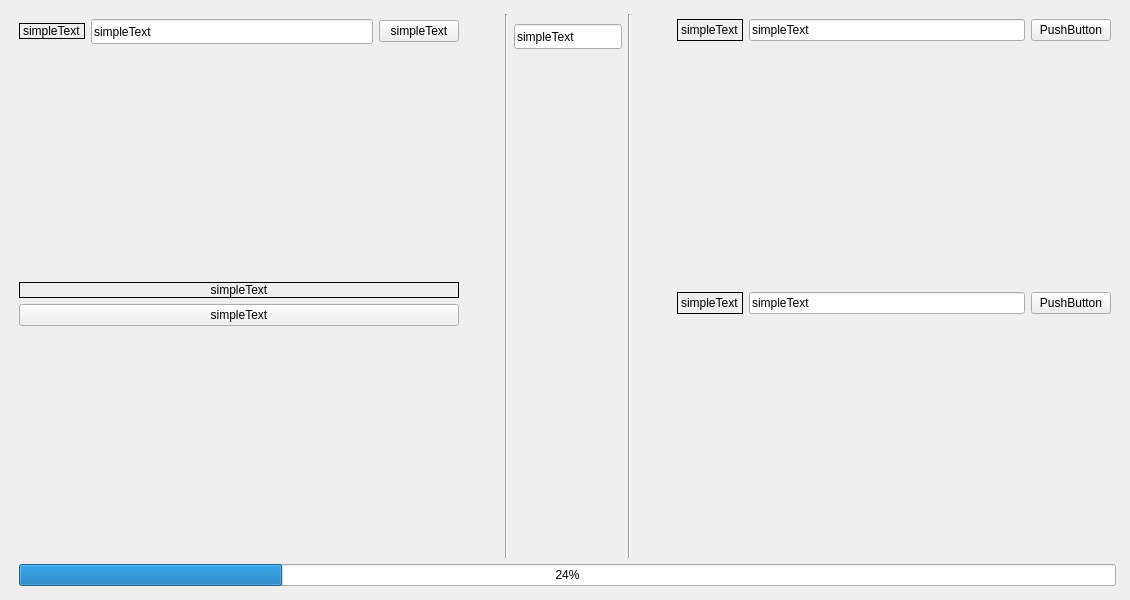
Before: the Qt Designer form MainWindow.ui in VecrouN/lab_3, drawn with Qt 5.
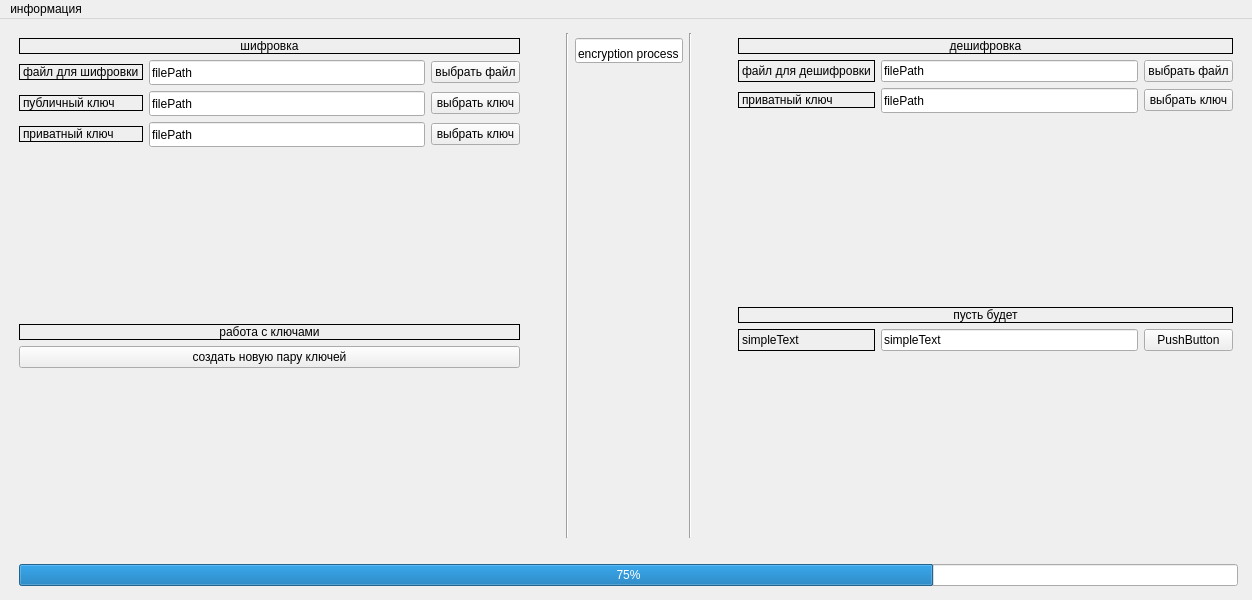
After: the same form once the commit is applied.

```diff
--- a/MainWindow.ui
+++ b/MainWindow.ui
@@ -6,13 +6,13 @@
    <rect>
     <x>0</x>
     <y>0</y>
-    <width>1130</width>
+    <width>1252</width>
     <height>600</height>
    </rect>
   </property>
   <property name="minimumSize">
    <size>
-    <width>1130</width>
+    <width>1252</width>
     <height>600</height>
    </size>
   </property>
@@ -21,6 +21,70 @@
   </property>
   <widget class="QWidget" name="centralwidget">
    <layout class="QGridLayout" name="gridLayout_3">
+    <item row="1" column="2">
+     <spacer name="rightGorizontalSpacer">
+      <property name="orientation">
+       <enum>Qt::Horizontal</enum>
+      </property>
+      <property name="sizeType">
+       <enum>QSizePolicy::Fixed</enum>
+      </property>
+      <property name="sizeHint" stdset="0">
+       <size>
+        <width>5</width>
+        <height>20</height>
+       </size>
+      </property>
+     </spacer>
+    </item>
+    <item row="1" column="0">
+     <spacer name="leftHorizontalSpacer">
+      <property name="orientation">
+       <enum>Qt::Horizontal</enum>
+      </property>
+      <property name="sizeType">
+       <enum>QSizePolicy::Fixed</enum>
+      </property>
+      <property name="sizeHint" stdset="0">
+       <size>
+        <width>5</width>
+        <height>20</height>
+       </size>
+      </property>
+     </spacer>
+    </item>
+    <item row="2" column="1">
+     <spacer name="bottomVerticalSpacer">
+      <property name="orientation">
+       <enum>Qt::Vertical</enum>
+      </property>
+      <property name="sizeType">
+       <enum>QSizePolicy::Fixed</enum>
+      </property>
+      <property name="sizeHint" stdset="0">
+       <size>
+        <width>500</width>
+        <height>5</height>
+       </size>
+      </property>
+     </spacer>
+    </item>
+    <item row="0" column="1">
+     <spacer name="topVerticalSpacer">
+      <property name="orientation">
+       <enum>Qt::Vertical</enum>
+      </property>
+      <property name="sizeType">
+       <enum>QSizePolicy::Fixed</enum>
+      </property>
+      <property name="sizeHint" stdset="0">
+       <size>
+        <width>500</width>
+        <height>5</height>
+       </size>
+      </property>
+     </spacer>
+    </item>
     <item row="1" column="1">
      <layout class="QGridLayout" name="mainGridLayout">
       <item row="2" column="2">
@@ -31,22 +95,112 @@
        </widget>
       </item>
       <item row="2" column="5">
-       <layout class="QGridLayout" name="gridLayout_2">
-        <item row="1" column="3">
-         <widget class="QPushButton" name="pushButton">
-          <property name="text">
-           <string>PushButton</string>
-          </property>
-         </widget>
-        </item>
-        <item row="3" column="3">
+       <layout class="QGridLayout" name="decruptGridLayout">
+        <item row="8" column="3">
          <widget class="QPushButton" name="pushButton_4">
           <property name="text">
            <string>PushButton</string>
           </property>
          </widget>
         </item>
-        <item row="1" column="0">
+        <item row="4" column="3">
+         <widget class="QPushButton" name="pushButton_6">
+          <property name="text">
+           <string>выбрать ключ</string>
+          </property>
+         </widget>
+        </item>
+        <item row="2" column="3">
+         <widget class="QPushButton" name="pushButton">
+          <property name="text">
+           <string>выбрать файл</string>
+          </property>
+         </widget>
+        </item>
+        <item row="7" column="1" colspan="3">
+         <widget class="QLabel" name="label_7">
+          <property name="font">
+           <font>
+            <kerning>true</kerning>
+           </font>
+          </property>
+          <property name="layoutDirection">
+           <enum>Qt::LeftToRight</enum>
+          </property>
+          <property name="autoFillBackground">
+           <bool>false</bool>
+          </property>
+          <property name="styleSheet">
+           <string notr="true">color: rgb(0, 0, 0);
+border-color: rgb(0, 0, 0);
+border-style: solid;
+border-width: 1px;
+border-color: black;</string>
+          </property>
+          <property name="text">
+           <string>пусть будет</string>
+          </property>
+          <property name="alignment">
+           <set>Qt::AlignCenter</set>
+          </property>
+         </widget>
+        </item>
+        <item row="4" column="2">
+         <widget class="QLineEdit" name="lineEdit_6">
+          <property name="minimumSize">
+           <size>
+            <width>0</width>
+            <height>25</height>
+           </size>
+          </property>
+          <property name="text">
+           <string>filePath</string>
+          </property>
+          <property name="readOnly">
+           <bool>true</bool>
+          </property>
+         </widget>
+        </item>
+        <item row="2" column="2">
+         <widget class="QLineEdit" name="lineEdit_2">
+          <property name="text">
+           <string>filePath</string>
+          </property>
+          <property name="readOnly">
+           <bool>true</bool>
+          </property>
+         </widget>
+        </item>
+        <item row="8" column="4">
+         <spacer name="horizontalSpacer_10">
+          <property name="orientation">
+           <enum>Qt::Horizontal</enum>
+          </property>
+          <property name="sizeType">
+           <enum>QSizePolicy::Fixed</enum>
+          </property>
+          <property name="sizeHint" stdset="0">
+           <size>
+            <width>5</width>
+            <height>20</height>
+           </size>
+          </property>
+         </spacer>
+        </item>
+        <item row="6" column="1" colspan="3">
+         <spacer name="verticalSpacer_4">
+          <property name="orientation">
+           <enum>Qt::Vertical</enum>
+          </property>
+          <property name="sizeHint" stdset="0">
+           <size>
+            <width>20</width>
+            <height>40</height>
+           </size>
+          </property>
+         </spacer>
+        </item>
+        <item row="2" column="0">
          <spacer name="horizontalSpacer_6">
           <property name="orientation">
            <enum>Qt::Horizontal</enum>
@@ -62,44 +216,7 @@
           </property>
          </spacer>
         </item>
-        <item row="4" column="1" colspan="3">
-         <spacer name="verticalSpacer_2">
-          <property name="orientation">
-           <enum>Qt::Vertical</enum>
-          </property>
-          <property name="sizeHint" stdset="0">
-           <size>
-            <width>20</width>
-            <height>40</height>
-           </size>
-          </property>
-         </spacer>
-        </item>
-        <item row="3" column="1">
-         <widget class="QLabel" name="label_3">
-          <property name="styleSheet">
-           <string notr="true">color: rgb(0, 0, 0);
-border-color: rgb(0, 0, 0);
-border-style: solid;
-border-width: 1px;
-border-color: black;</string>
-          </property>
-          <property name="text">
-           <string>simpleText</string>
-          </property>
-         </widget>
-        </item>
-        <item row="3" column="2">
-         <widget class="QLineEdit" name="lineEdit_5">
-          <property name="text">
-           <string>simpleText</string>
-          </property>
-          <property name="readOnly">
-           <bool>true</bool>
-          </property>
-         </widget>
-        </item>
-        <item row="1" column="1">
+        <item row="2" column="1">
          <widget class="QLabel" name="label_2">
           <property name="styleSheet">
            <string notr="true">color: rgb(0, 0, 0);
@@ -109,31 +226,31 @@
 border-color: black;</string>
           </property>
           <property name="text">
-           <string>simpleText</string>
+           <string>файл для дешифровки</string>
           </property>
          </widget>
         </item>
-        <item row="2" column="1" colspan="3">
-         <spacer name="verticalSpacer_4">
-          <property name="orientation">
-           <enum>Qt::Vertical</enum>
-          </property>
-          <property name="sizeHint" stdset="0">
-           <size>
-            <width>20</width>
-            <height>40</height>
-           </size>
-          </property>
-         </spacer>
-        </item>
-        <item row="1" column="2">
-         <widget class="QLineEdit" name="lineEdit_2">
-          <property name="text">
-           <string>simpleText</string>
-          </property>
-          <property name="readOnly">
+        <item row="4" column="1">
+         <widget class="QLabel" name="label_9">
+          <property name="enabled">
            <bool>true</bool>
           </property>
+          <property name="sizePolicy">
+           <sizepolicy hsizetype="Preferred" vsizetype="Fixed">
+            <horstretch>0</horstretch>
+            <verstretch>0</verstretch>
+           </sizepolicy>
+          </property>
+          <property name="styleSheet">
+           <string notr="true">color: rgb(0, 0, 0);
+border-color: rgb(0, 0, 0);
+border-style: solid;
+border-width: 1px;
+border-color: black;</string>
+          </property>
+          <property name="text">
+           <string>приватный ключ</string>
+          </property>
          </widget>
         </item>
         <item row="0" column="1" colspan="3">
@@ -152,31 +269,73 @@
           </property>
          </spacer>
         </item>
-        <item row="3" column="4">
-         <spacer name="horizontalSpacer_10">
+        <item row="8" column="1">
+         <widget class="QLabel" name="label_3">
+          <property name="styleSheet">
+           <string notr="true">color: rgb(0, 0, 0);
+border-color: rgb(0, 0, 0);
+border-style: solid;
+border-width: 1px;
+border-color: black;</string>
+          </property>
+          <property name="text">
+           <string>simpleText</string>
+          </property>
+         </widget>
+        </item>
+        <item row="8" column="2">
+         <widget class="QLineEdit" name="lineEdit_5">
+          <property name="text">
+           <string>simpleText</string>
+          </property>
+          <property name="readOnly">
+           <bool>true</bool>
+          </property>
+         </widget>
+        </item>
+        <item row="1" column="1" colspan="3">
+         <widget class="QLabel" name="label_6">
+          <property name="font">
+           <font>
+            <kerning>true</kerning>
+           </font>
+          </property>
+          <property name="layoutDirection">
+           <enum>Qt::LeftToRight</enum>
+          </property>
+          <property name="autoFillBackground">
+           <bool>false</bool>
+          </property>
+          <property name="styleSheet">
+           <string notr="true">color: rgb(0, 0, 0);
+border-color: rgb(0, 0, 0);
+border-style: solid;
+border-width: 1px;
+border-color: black;</string>
+          </property>
+          <property name="text">
+           <string>дешифровка</string>
+          </property>
+          <property name="alignment">
+           <set>Qt::AlignCenter</set>
+          </property>
+         </widget>
+        </item>
+        <item row="9" column="1" colspan="3">
+         <spacer name="verticalSpacer_2">
           <property name="orientation">
-           <enum>Qt::Horizontal</enum>
-          </property>
-          <property name="sizeType">
-           <enum>QSizePolicy::Fixed</enum>
+           <enum>Qt::Vertical</enum>
           </property>
           <property name="sizeHint" stdset="0">
            <size>
-            <width>5</width>
-            <height>20</height>
+            <width>20</width>
+            <height>40</height>
            </size>
           </property>
          </spacer>
         </item>
        </layout>
       </item>
-      <item row="4" column="1" colspan="5">
-       <widget class="QProgressBar" name="progressBar">
-        <property name="value">
-         <number>24</number>
-        </property>
-       </widget>
-      </item>
       <item row="2" column="3">
        <layout class="QGridLayout" name="statusGridLayout">
         <item row="0" column="0">
@@ -190,7 +349,7 @@
           <property name="sizeHint" stdset="0">
            <size>
             <width>5</width>
-            <height>10</height>
+            <height>5</height>
            </size>
           </property>
          </spacer>
@@ -210,7 +369,10 @@
            </size>
           </property>
           <property name="text">
-           <string>simpleText</string>
+           <string>encryption process</string>
+          </property>
+          <property name="alignment">
+           <set>Qt::AlignBottom|Qt::AlignHCenter</set>
           </property>
           <property name="readOnly">
            <bool>true</bool>
@@ -218,17 +380,14 @@
          </widget>
         </item>
         <item row="2" column="0">
-         <spacer name="horizontalSpacer_4">
+         <spacer name="verticalSpacer_5">
           <property name="orientation">
            <enum>Qt::Vertical</enum>
           </property>
-          <property name="sizeType">
-           <enum>QSizePolicy::Expanding</enum>
-          </property>
           <property name="sizeHint" stdset="0">
            <size>
-            <width>50</width>
-            <height>500</height>
+            <width>20</width>
+            <height>40</height>
            </size>
           </property>
          </spacer>
@@ -242,150 +401,17 @@
         </property>
        </widget>
       </item>
-      <item row="2" column="1">
-       <layout class="QGridLayout" name="gridLayout">
-        <item row="1" column="1">
-         <widget class="QLineEdit" name="lineEdit">
-          <property name="minimumSize">
-           <size>
-            <width>0</width>
-            <height>25</height>
-           </size>
-          </property>
-          <property name="text">
-           <string>simpleText</string>
-          </property>
-          <property name="readOnly">
-           <bool>true</bool>
-          </property>
-         </widget>
-        </item>
-        <item row="0" column="0" colspan="3">
-         <spacer name="horizontalSpacer">
-          <property name="orientation">
-           <enum>Qt::Vertical</enum>
-          </property>
-          <property name="sizeType">
-           <enum>QSizePolicy::Fixed</enum>
-          </property>
-          <property name="sizeHint" stdset="0">
-           <size>
-            <width>20</width>
-            <height>5</height>
-           </size>
-          </property>
-         </spacer>
-        </item>
-        <item row="2" column="0" colspan="3">
-         <spacer name="verticalSpacer_3">
-          <property name="orientation">
-           <enum>Qt::Vertical</enum>
-          </property>
-          <property name="sizeHint" stdset="0">
-           <size>
-            <width>20</width>
-            <height>10</height>
-           </size>
-          </property>
-         </spacer>
-        </item>
-        <item row="3" column="0" colspan="3">
-         <widget class="QLabel" name="label_4">
-          <property name="font">
-           <font>
-            <kerning>true</kerning>
-           </font>
-          </property>
-          <property name="layoutDirection">
-           <enum>Qt::LeftToRight</enum>
-          </property>
-          <property name="autoFillBackground">
-           <bool>false</bool>
-          </property>
-          <property name="styleSheet">
-           <string notr="true">color: rgb(0, 0, 0);
-border-color: rgb(0, 0, 0);
-border-style: solid;
-border-width: 1px;
-border-color: black;</string>
-          </property>
-          <property name="text">
-           <string>simpleText</string>
-          </property>
-          <property name="alignment">
-           <set>Qt::AlignCenter</set>
-          </property>
-         </widget>
-        </item>
-        <item row="1" column="2">
-         <widget class="QPushButton" name="pushButton_2">
-          <property name="text">
-           <string>simpleText</string>
-          </property>
-         </widget>
-        </item>
-        <item row="5" column="1" colspan="2">
-         <spacer name="verticalSpacer">
-          <property name="orientation">
-           <enum>Qt::Vertical</enum>
-          </property>
-          <property name="sizeHint" stdset="0">
-           <size>
-            <width>20</width>
-            <height>40</height>
-           </size>
-          </property>
-         </spacer>
-        </item>
-        <item row="1" column="0">
-         <widget class="QLabel" name="label">
-          <property name="enabled">
-           <bool>true</bool>
-          </property>
-          <property name="sizePolicy">
-           <sizepolicy hsizetype="Preferred" vsizetype="Fixed">
-            <horstretch>0</horstretch>
-            <verstretch>0</verstretch>
-           </sizepolicy>
-          </property>
-          <property name="styleSheet">
-           <string notr="true">color: rgb(0, 0, 0);
-border-color: rgb(0, 0, 0);
-border-style: solid;
-border-width: 1px;
-border-color: black;</string>
-          </property>
-          <property name="text">
-           <string>simpleText</string>
-          </property>
-         </widget>
-        </item>
-        <item row="4" column="0" colspan="3">
-         <widget class="QPushButton" name="pushButton_3">
-          <property name="text">
-           <string>simpleText</string>
-          </property>
-         </widget>
-        </item>
-        <item row="1" column="3">
-         <spacer name="horizontalSpacer_7">
-          <property name="orientation">
-           <enum>Qt::Horizontal</enum>
-          </property>
-          <property name="sizeType">
-           <enum>QSizePolicy::Fixed</enum>
-          </property>
-          <property name="sizeHint" stdset="0">
-           <size>
-            <width>40</width>
-            <height>20</height>
-           </size>
-          </property>
-         </spacer>
-        </item>
-       </layout>
+      <item row="4" column="1" colspan="5">
+       <widget class="QProgressBar" name="progressBar">
+        <property name="value">
+         <number>75</number>
+        </property>
+        <property name="orientation">
+         <enum>Qt::Horizontal</enum>
+        </property>
+       </widget>
       </item>
-      <item row="2" column="0">
+      <item row="3" column="0">
        <spacer name="horizontalSpacer_11">
         <property name="orientation">
          <enum>Qt::Horizontal</enum>
@@ -401,74 +427,301 @@
         </property>
        </spacer>
       </item>
+      <item row="2" column="1">
+       <layout class="QGridLayout" name="encryptGridLayout">
+        <item row="10" column="0" colspan="3">
+         <widget class="QLabel" name="label_4">
+          <property name="font">
+           <font>
+            <kerning>true</kerning>
+           </font>
+          </property>
+          <property name="layoutDirection">
+           <enum>Qt::LeftToRight</enum>
+          </property>
+          <property name="autoFillBackground">
+           <bool>false</bool>
+          </property>
+          <property name="styleSheet">
+           <string notr="true">color: rgb(0, 0, 0);
+border-color: rgb(0, 0, 0);
+border-style: solid;
+border-width: 1px;
+border-color: black;</string>
+          </property>
+          <property name="text">
+           <string>работа с ключами</string>
+          </property>
+          <property name="alignment">
+           <set>Qt::AlignCenter</set>
+          </property>
+         </widget>
+        </item>
+        <item row="4" column="2">
+         <widget class="QPushButton" name="pushButton_5">
+          <property name="text">
+           <string>выбрать ключ</string>
+          </property>
+         </widget>
+        </item>
+        <item row="4" column="1">
+         <widget class="QLineEdit" name="lineEdit_4">
+          <property name="minimumSize">
+           <size>
+            <width>0</width>
+            <height>25</height>
+           </size>
+          </property>
+          <property name="text">
+           <string>filePath</string>
+          </property>
+          <property name="readOnly">
+           <bool>true</bool>
+          </property>
+         </widget>
+        </item>
+        <item row="2" column="0">
+         <widget class="QLabel" name="label">
+          <property name="enabled">
+           <bool>true</bool>
+          </property>
+          <property name="sizePolicy">
+           <sizepolicy hsizetype="Preferred" vsizetype="Fixed">
+            <horstretch>0</horstretch>
+            <verstretch>0</verstretch>
+           </sizepolicy>
+          </property>
+          <property name="styleSheet">
+           <string notr="true">color: rgb(0, 0, 0);
+border-color: rgb(0, 0, 0);
+border-style: solid;
+border-width: 1px;
+border-color: black;</string>
+          </property>
+          <property name="text">
+           <string>файл для шифровки</string>
+          </property>
+         </widget>
+        </item>
+        <item row="0" column="0" colspan="3">
+         <spacer name="horizontalSpacer">
+          <property name="orientation">
+           <enum>Qt::Vertical</enum>
+          </property>
+          <property name="sizeType">
+           <enum>QSizePolicy::Fixed</enum>
+          </property>
+          <property name="sizeHint" stdset="0">
+           <size>
+            <width>20</width>
+            <height>5</height>
+           </size>
+          </property>
+         </spacer>
+        </item>
+        <item row="12" column="1" colspan="2">
+         <spacer name="verticalSpacer">
+          <property name="orientation">
+           <enum>Qt::Vertical</enum>
+          </property>
+          <property name="sizeHint" stdset="0">
+           <size>
+            <width>20</width>
+            <height>40</height>
+           </size>
+          </property>
+         </spacer>
+        </item>
+        <item row="1" column="0" colspan="3">
+         <widget class="QLabel" name="label_5">
+          <property name="font">
+           <font>
+            <kerning>true</kerning>
+           </font>
+          </property>
+          <property name="layoutDirection">
+           <enum>Qt::LeftToRight</enum>
+          </property>
+          <property name="autoFillBackground">
+           <bool>false</bool>
+          </property>
+          <property name="styleSheet">
+           <string notr="true">color: rgb(0, 0, 0);
+border-color: rgb(0, 0, 0);
+border-style: solid;
+border-width: 1px;
+border-color: black;</string>
+          </property>
+          <property name="text">
+           <string>шифровка</string>
+          </property>
+          <property name="alignment">
+           <set>Qt::AlignCenter</set>
+          </property>
+         </widget>
+        </item>
+        <item row="9" column="0" colspan="3">
+         <spacer name="verticalSpacer_3">
+          <property name="orientation">
+           <enum>Qt::Vertical</enum>
+          </property>
+          <property name="sizeHint" stdset="0">
+           <size>
+            <width>20</width>
+            <height>10</height>
+           </size>
+          </property>
+         </spacer>
+        </item>
+        <item row="11" column="0" colspan="3">
+         <widget class="QPushButton" name="pushButton_3">
+          <property name="text">
+           <string>создать новую пару ключей</string>
+          </property>
+         </widget>
+        </item>
+        <item row="4" column="0">
+         <widget class="QLabel" name="label_8">
+          <property name="enabled">
+           <bool>true</bool>
+          </property>
+          <property name="sizePolicy">
+           <sizepolicy hsizetype="Preferred" vsizetype="Fixed">
+            <horstretch>0</horstretch>
+            <verstretch>0</verstretch>
+           </sizepolicy>
+          </property>
+          <property name="styleSheet">
+           <string notr="true">color: rgb(0, 0, 0);
+border-color: rgb(0, 0, 0);
+border-style: solid;
+border-width: 1px;
+border-color: black;</string>
+          </property>
+          <property name="text">
+           <string>публичный ключ</string>
+          </property>
+         </widget>
+        </item>
+        <item row="2" column="2">
+         <widget class="QPushButton" name="pushButton_2">
+          <property name="text">
+           <string>выбрать файл</string>
+          </property>
+         </widget>
+        </item>
+        <item row="2" column="3">
+         <spacer name="horizontalSpacer_7">
+          <property name="orientation">
+           <enum>Qt::Horizontal</enum>
+          </property>
+          <property name="sizeType">
+           <enum>QSizePolicy::Fixed</enum>
+          </property>
+          <property name="sizeHint" stdset="0">
+           <size>
+            <width>40</width>
+            <height>20</height>
+           </size>
+          </property>
+         </spacer>
+        </item>
+        <item row="2" column="1">
+         <widget class="QLineEdit" name="lineEdit">
+          <property name="minimumSize">
+           <size>
+            <width>0</width>
+            <height>25</height>
+           </size>
+          </property>
+          <property name="text">
+           <string>filePath</string>
+          </property>
+          <property name="readOnly">
+           <bool>true</bool>
+          </property>
+         </widget>
+        </item>
+        <item row="6" column="0">
+         <widget class="QLabel" name="label_10">
+          <property name="enabled">
+           <bool>true</bool>
+          </property>
+          <property name="sizePolicy">
+           <sizepolicy hsizetype="Preferred" vsizetype="Fixed">
+            <horstretch>0</horstretch>
+            <verstretch>0</verstretch>
+           </sizepolicy>
+          </property>
+          <property name="styleSheet">
+           <string notr="true">color: rgb(0, 0, 0);
+border-color: rgb(0, 0, 0);
+border-style: solid;
+border-width: 1px;
+border-color: black;</string>
+          </property>
+          <property name="text">
+           <string>приватный ключ</string>
+          </property>
+         </widget>
+        </item>
+        <item row="6" column="2">
+         <widget class="QPushButton" name="pushButton_7">
+          <property name="text">
+           <string>выбрать ключ</string>
+          </property>
+         </widget>
+        </item>
+        <item row="6" column="1">
+         <widget class="QLineEdit" name="lineEdit_7">
+          <property name="minimumSize">
+           <size>
+            <width>0</width>
+            <height>25</height>
+           </size>
+          </property>
+          <property name="text">
+           <string>filePath</string>
+          </property>
+          <property name="readOnly">
+           <bool>true</bool>
+          </property>
+         </widget>
+        </item>
+       </layout>
+      </item>
      </layout>
     </item>
-    <item row="1" column="0">
-     <spacer name="horizontalSpacer_8">
-      <property name="orientation">
-       <enum>Qt::Horizontal</enum>
-      </property>
-      <property name="sizeType">
-       <enum>QSizePolicy::Fixed</enum>
-      </property>
-      <property name="sizeHint" stdset="0">
-       <size>
-        <width>5</width>
-        <height>20</height>
-       </size>
-      </property>
-     </spacer>
-    </item>
-    <item row="1" column="2">
-     <spacer name="horizontalSpacer_9">
-      <property name="orientation">
-       <enum>Qt::Horizontal</enum>
-      </property>
-      <property name="sizeType">
-       <enum>QSizePolicy::Fixed</enum>
-      </property>
-      <property name="sizeHint" stdset="0">
-       <size>
-        <width>5</width>
-        <height>20</height>
-       </size>
-      </property>
-     </spacer>
-    </item>
-    <item row="2" column="1">
-     <spacer name="verticalSpacer_6">
-      <property name="orientation">
-       <enum>Qt::Vertical</enum>
-      </property>
-      <property name="sizeType">
-       <enum>QSizePolicy::Fixed</enum>
-      </property>
-      <property name="sizeHint" stdset="0">
-       <size>
-        <width>500</width>
-        <height>5</height>
-       </size>
-      </property>
-     </spacer>
-    </item>
-    <item row="0" column="1">
-     <spacer name="verticalSpacer_7">
-      <property name="orientation">
-       <enum>Qt::Vertical</enum>
-      </property>
-      <property name="sizeType">
-       <enum>QSizePolicy::Fixed</enum>
-      </property>
-      <property name="sizeHint" stdset="0">
-       <size>
-        <width>500</width>
-        <height>5</height>
-       </size>
-      </property>
-     </spacer>
-    </item>
    </layout>
   </widget>
+  <widget class="QMenuBar" name="menuBar">
+   <property name="geometry">
+    <rect>
+     <x>0</x>
+     <y>0</y>
+     <width>1252</width>
+     <height>22</height>
+    </rect>
+   </property>
+   <widget class="QMenu" name="menuabout">
+    <property name="title">
+     <string>информация</string>
+    </property>
+    <addaction name="action"/>
+    <addaction name="action_2"/>
+   </widget>
+   <addaction name="menuabout"/>
+  </widget>
+  <action name="action">
+   <property name="text">
+    <string> о программе</string>
+   </property>
+  </action>
+  <action name="action_2">
+   <property name="text">
+    <string>разработчики</string>
+   </property>
+  </action>
  </widget>
  <resources/>
  <connections/>
```
